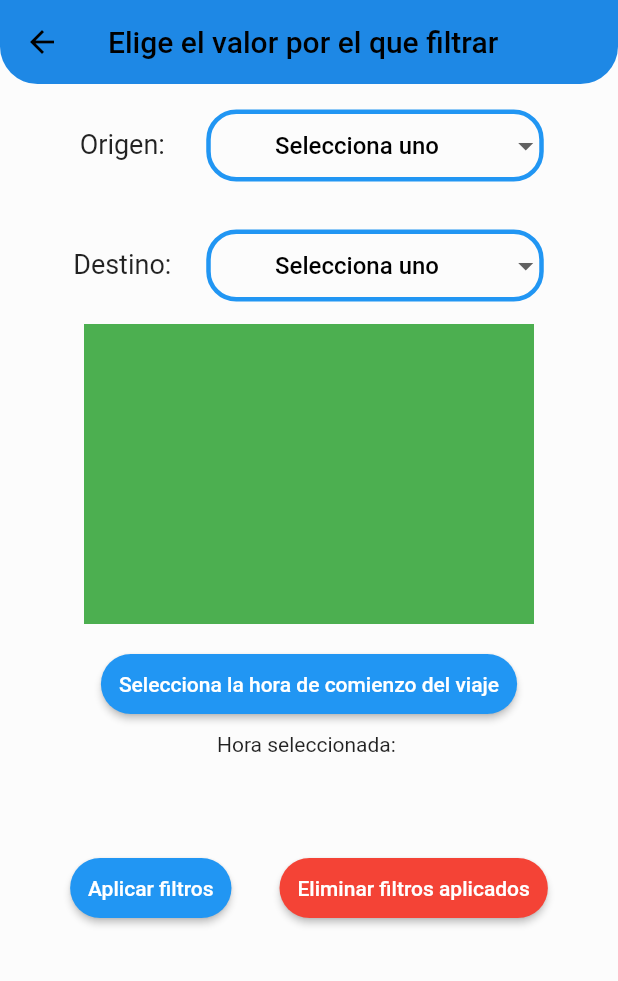
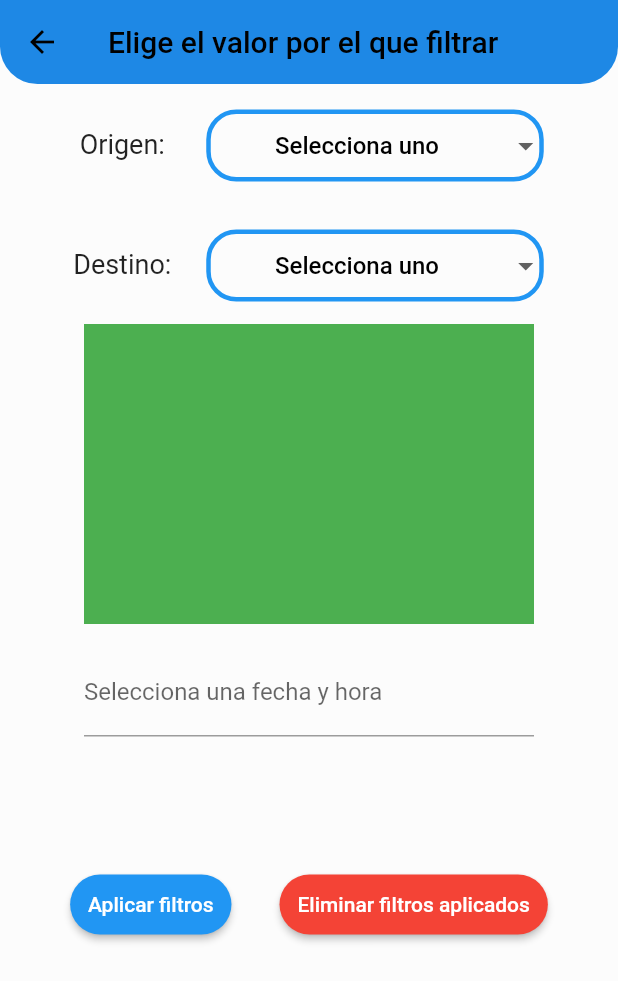
Before and after one commit to BryanVL/unicar, a Flutter app: the FiltrarScreen screen opened by its route, on a phone screen of 412 x 824 dp. Shown: the top 981 px of the screen. Run offline on Flutter 3.47's test engine with Material 2 defaults, Android fonts, the light colour scheme and no system bars; drawn by our look-alikes of date_time_picker; our stand-ins replace flutter_riverpod, riverpod_annotation, string_validator, supabase_flutter; accounts and stored records are empty.

Commit message:
Añadida seleccion de fecha y hora para un viaje

```diff
--- a/lib/main.dart
+++ b/lib/main.dart
@@ -53,7 +53,9 @@ class MyApp extends StatelessWidget {
             ),
           ),
           foregroundColor: Colors.black,
-          backgroundColor: Colors.blue[600], //Color.fromARGB(255, 60, 119, 245),
+          backgroundColor:
+              Colors.blue[600], /*const Color.fromARGB(255, 252, 252,
+            252),*/
         ),
         tabBarTheme: TabBarTheme(
           unselectedLabelColor: Colors.black,
--- a/lib/models/database/supabase_db_implementer.dart
+++ b/lib/models/database/supabase_db_implementer.dart
@@ -65,7 +65,7 @@ class SupabaseDB implements Database {
         .select(
           'id, created_at, origen, destino, latitud_origen, longitud_origen, latitud_destino, longitud_destino, hora_inicio, plazas_totales, plazas_disponibles, descripcion, creado_por, titulo, usuario!viaje_creado_por_fkey(nombre)',
         )
-        .match({'creado_por': idUser, 'hora_inicio': hora})
+        .match({'creado_por': idUser /*, 'hora_inicio': hora*/})
         .order('created_at')
         .limit(1);
   }
--- a/lib/models/oferta.dart
+++ b/lib/models/oferta.dart
@@ -10,13 +10,13 @@ class Oferta {
   final double? latitudDestino;
   final double? longitudDestino;
   final String hora;
-  final int? plazasTotales;
-  final int? plazasDisponibles;
+  final int plazasTotales;
+  final int plazasDisponibles;
   final String? titulo;
   final String? descripcion;
   final String? urlIcono;
-  final String? creadoPor;
-  final String? nombreCreador;
+  final String creadoPor;
+  final String nombreCreador;
 
   Oferta({
     required this.id,
@@ -28,12 +28,12 @@ class Oferta {
     this.latitudDestino,
     this.longitudDestino,
     required this.hora,
-    this.plazasTotales,
-    this.plazasDisponibles,
+    required this.plazasTotales,
+    required this.plazasDisponibles,
     this.titulo,
     this.descripcion,
-    this.creadoPor,
-    this.nombreCreador,
+    required this.creadoPor,
+    required this.nombreCreador,
     this.urlIcono,
   });
 
@@ -50,8 +50,8 @@ class Oferta {
         longitudDestino = json['longitud_destino'] as double?,
         longitudOrigen = json['longitud_origen'] as double?,
         nombreCreador = json['usuario']['nombre'],
-        plazasDisponibles = json['plazas_disponibles'] as int?,
-        plazasTotales = json['plazas_totales'] as int?,
+        plazasDisponibles = json['plazas_disponibles'] as int,
+        plazasTotales = json['plazas_totales'] as int,
         titulo = (json['titulo'] == null || json['titulo'] == '')
             ? 'Viaje a ${json['destino']}'
             : json['titulo'],
--- a/lib/screens/filtrar_screen.dart
+++ b/lib/screens/filtrar_screen.dart
@@ -1,3 +1,4 @@
+import 'package:date_time_picker/date_time_picker.dart';
 import 'package:flutter/material.dart';
 import 'package:flutter_riverpod/flutter_riverpod.dart';
 import 'package:unicar/providers/oferta_provider.dart';
@@ -13,10 +14,9 @@ class FiltrarScreen extends ConsumerStatefulWidget {
 }
 
 class _FiltrarScreenState extends ConsumerState<FiltrarScreen> {
-  String selectedTime = '';
-  TimeOfDay valorHora = TimeOfDay.now();
   String dropdownValueOrigen = 'Selecciona uno';
   String dropdownValueDestino = 'Selecciona uno';
+  TextEditingController horaController = TextEditingController();
 
   final _formKey = GlobalKey<FormState>();
 
@@ -35,9 +35,15 @@ class _FiltrarScreenState extends ConsumerState<FiltrarScreen> {
   @override
   initState() {
     super.initState();
-    selectedTime = ref.read(ofertasDisponiblesProvider.notifier).filtroHora;
+    horaController.text = ref.read(ofertasDisponiblesProvider.notifier).filtroHora;
     dropdownValueOrigen = ref.read(ofertasDisponiblesProvider.notifier).filtroOrigen;
     dropdownValueDestino = ref.read(ofertasDisponiblesProvider.notifier).filtroDestino;
+  }
+
+  @override
+  dispose() {
+    super.dispose();
+    horaController.dispose();
   }
 
   @override
@@ -73,36 +79,25 @@ class _FiltrarScreenState extends ConsumerState<FiltrarScreen> {
                 height: 200,
                 color: Colors.green,
               ),
-              //TODO poner fecha y hora en vez de solo hora
               Row(
                 mainAxisAlignment: MainAxisAlignment.center,
                 children: [
                   Padding(
-                    padding: const EdgeInsets.only(bottom: 8, top: 16.0),
-                    child: Boton(
-                        paddingTodo: 12,
-                        funcion: () async {
-                          final TimeOfDay? pickedT = await showTimePicker(
-                            context: context,
-                            initialTime: TimeOfDay.now(),
-                          );
-
-                          if (pickedT != null) {
-                            setState(() {
-                              valorHora = pickedT;
-                              selectedTime = pickedT.minute < 10
-                                  ? '${pickedT.hour}:0${pickedT.minute}'
-                                  : '${pickedT.hour}:${pickedT.minute}';
-                            });
-                          }
-                        },
-                        textoBoton: 'Selecciona la hora de comienzo del viaje'),
+                    padding: const EdgeInsets.only(top: 16.0, bottom: 8),
+                    child: SizedBox(
+                      height: 75,
+                      width: 300,
+                      child: DateTimePicker(
+                        controller: horaController,
+                        type: DateTimePickerType.dateTime,
+                        firstDate: DateTime.now(),
+                        lastDate: DateTime.now().add(const Duration(days: 7)),
+                        dateLabelText: 'Selecciona una fecha y hora',
+                      ),
+                    ),
                   ),
                 ],
               ),
-
-              Text('Hora seleccionada: $selectedTime'),
-
               Padding(
                 padding: const EdgeInsets.only(bottom: 32.0, top: 64),
                 child: Row(
@@ -114,10 +109,8 @@ class _FiltrarScreenState extends ConsumerState<FiltrarScreen> {
                       child: Boton(
                         paddingTodo: 12,
                         funcion: () async {
-                          ref
-                              .read(ofertasDisponiblesProvider.notifier)
-                              .filtrar(dropdownValueOrigen, dropdownValueDestino, selectedTime);
-
+                          ref.read(ofertasDisponiblesProvider.notifier).filtrar(
+                              dropdownValueOrigen, dropdownValueDestino, horaController.text);
                           Navigator.of(context).pop();
                         },
                         textoBoton: 'Aplicar filtros',
--- a/lib/screens/ver_viaje_screen.dart
+++ b/lib/screens/ver_viaje_screen.dart
@@ -1,5 +1,6 @@
 import 'package:flutter/material.dart';
 import 'package:flutter_riverpod/flutter_riverpod.dart';
+import 'package:intl/intl.dart';
 import 'package:unicar/providers/oferta_provider.dart';
 import 'package:unicar/screens/editar_oferta_screen.dart';
 import 'package:unicar/screens/tab_bar_screen.dart';
@@ -141,7 +142,7 @@ class VerViajeScreen extends ConsumerWidget {
                   Padding(
                     padding: const EdgeInsets.only(left: 16),
                     child: Text(
-                      oferta.nombreCreador!,
+                      oferta.nombreCreador,
                       style: const TextStyle(
                         fontSize: 24,
                         fontWeight: FontWeight.w600,
@@ -197,7 +198,7 @@ class VerViajeScreen extends ConsumerWidget {
                 child: Material(
                   type: MaterialType.transparency,
                   child: Text(
-                    'Hora salida: ${oferta.hora}',
+                    'Hora salida: ${DateFormat('dd/MM/yyyy  kk:mm').format(DateTime.parse(oferta.hora))}',
                     style: estiloTexto,
                   ),
                 ),
--- a/lib/widgets/tarjeta_viaje.dart
+++ b/lib/widgets/tarjeta_viaje.dart
@@ -1,4 +1,5 @@
 import 'package:flutter/material.dart';
+import 'package:intl/intl.dart';
 import 'package:unicar/screens/ver_viaje_screen.dart';
 
 import '../models/oferta.dart';
@@ -15,6 +16,7 @@ class TarjetaViajeWidget extends StatelessWidget {
 
   @override
   Widget build(BuildContext context) {
+    print(oferta.hora);
     return Padding(
       padding: const EdgeInsets.only(
         bottom: 16,
@@ -169,7 +171,7 @@ class TarjetaViajeWidget extends StatelessWidget {
                             child: Padding(
                               padding: const EdgeInsets.only(bottom: 8.0),
                               child: Text(
-                                'Salida: ${oferta.hora}',
+                                'Salida: ${DateFormat('dd/MM kk:mm').format(DateTime.parse(oferta.hora))}',
                                 style: const TextStyle(
                                   fontWeight: FontWeight.w600,
                                   fontSize: 16,
--- a/pubspec.yaml
+++ b/pubspec.yaml
@@ -33,6 +33,7 @@ dependencies:
   image_picker: ^0.8.6+1
   date_time_picker: ^2.1.0
   string_validator: ^0.3.0
+  intl: 0.17.0
   flutter:
     sdk: flutter
 
```
Also changed, not shown: lib/providers/oferta_provider.dart (+15 -5 lines), lib/screens/crear_oferta_screen.dart (+20 -29 lines), lib/screens/editar_oferta_screen.dart (+26 -29 lines), pubspec.lock.
